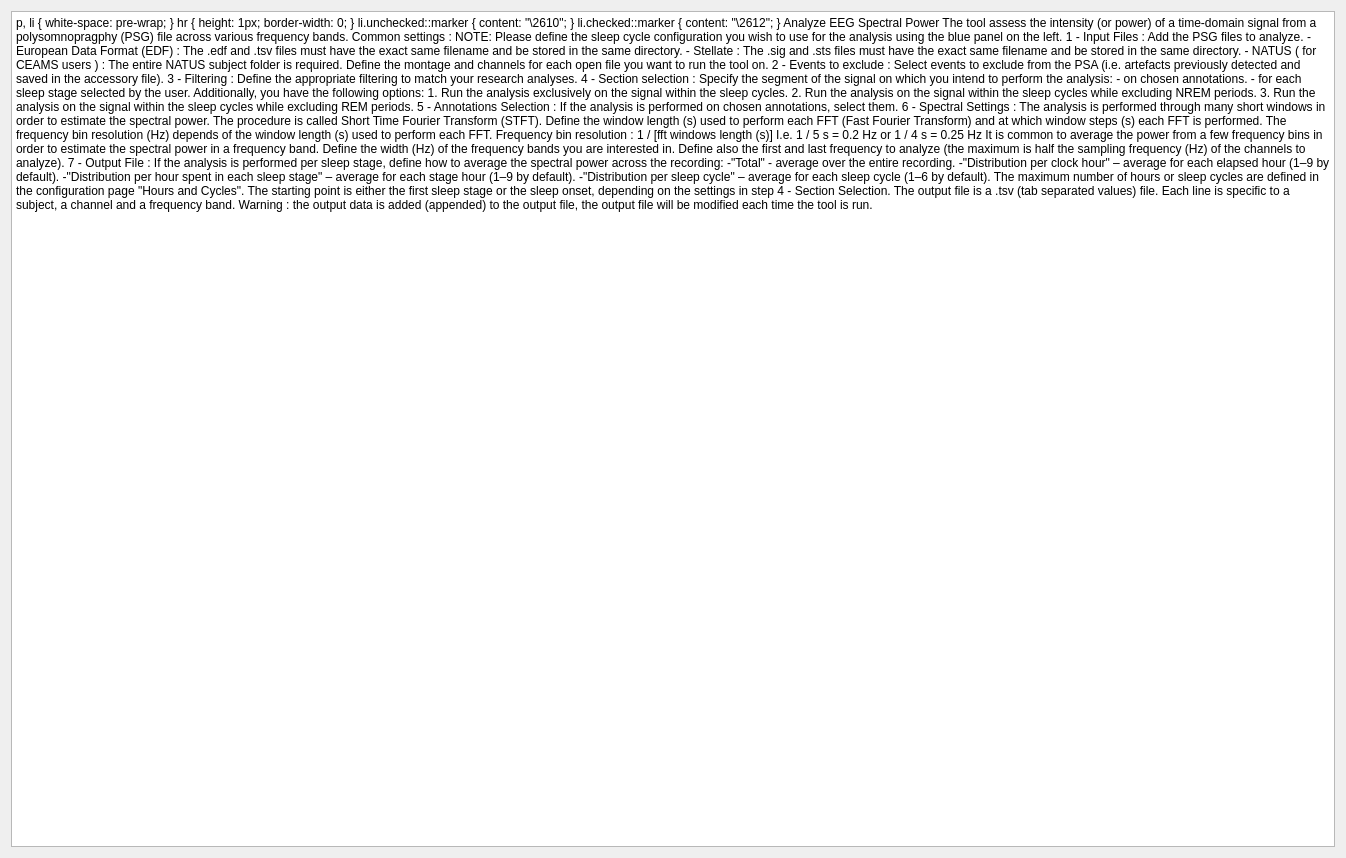
SnoozToolbox/snooz-package-ceams, file tools/CEAMSTools/PowerSpectralAnalysis/IntroStep/Ui_IntroStep.ui: the form before one commit.
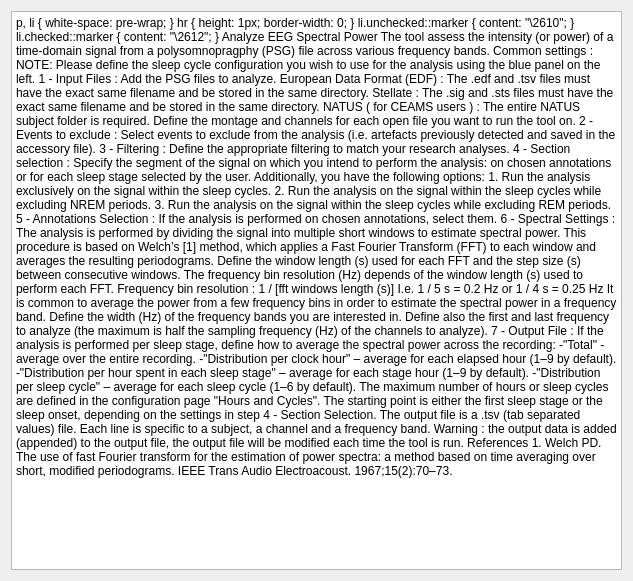
The form after the commit.

Commit message: Update the "EEG Spectral Power" UI to refer to Welch.

What changed in the file:
```diff
--- a/tools/CEAMSTools/PowerSpectralAnalysis/IntroStep/Ui_IntroStep.ui
+++ b/tools/CEAMSTools/PowerSpectralAnalysis/IntroStep/Ui_IntroStep.ui
@@ -6,8 +6,8 @@
    <rect>
     <x>0</x>
     <y>0</y>
-    <width>1346</width>
-    <height>858</height>
+    <width>633</width>
+    <height>581</height>
    </rect>
   </property>
   <property name="windowTitle">
@@ -36,56 +36,60 @@
 &lt;p style=&quot; margin-top:0px; margin-bottom:0px; margin-left:0px; margin-right:0px; -qt-block-indent:0; text-indent:0px;&quot;&gt;The tool assess the intensity (or power) of a time-domain signal from a polysomnopragphy (PSG) file across various frequency bands.&lt;/p&gt;
 &lt;p style=&quot;-qt-paragraph-type:empty; margin-top:0px; margin-bottom:0px; margin-left:0px; margin-right:0px; -qt-block-indent:0; text-indent:0px;&quot;&gt;&lt;br /&gt;&lt;/p&gt;
 &lt;p style=&quot; margin-top:0px; margin-bottom:0px; margin-left:0px; margin-right:0px; -qt-block-indent:0; text-indent:0px;&quot;&gt;Common settings : &lt;/p&gt;
-&lt;p style=&quot; margin-top:0px; margin-bottom:0px; margin-left:0px; margin-right:0px; -qt-block-indent:0; text-indent:0px;&quot;&gt;&lt;span style=&quot; font-weight:700; color:#ff0000;&quot;&gt;    NOTE:&lt;/span&gt;&lt;span style=&quot; color:#ff0000;&quot;&gt; Please define the sleep cycle configuration you wish to use for the analysis using the blue panel on the left.&lt;/span&gt;&lt;/p&gt;
+&lt;p style=&quot; margin-top:0px; margin-bottom:0px; margin-left:0px; margin-right:0px; -qt-block-indent:0; text-indent:0px;&quot;&gt;&lt;span style=&quot; font-weight:700; color:#ff0000;&quot;&gt;NOTE:&lt;/span&gt;&lt;span style=&quot; color:#ff0000;&quot;&gt; Please define the sleep cycle configuration you wish to use for the analysis using the blue panel on the left.&lt;/span&gt;&lt;/p&gt;
 &lt;p style=&quot;-qt-paragraph-type:empty; margin-top:0px; margin-bottom:0px; margin-left:0px; margin-right:0px; -qt-block-indent:0; text-indent:0px;&quot;&gt;&lt;br /&gt;&lt;/p&gt;
 &lt;p style=&quot; margin-top:0px; margin-bottom:0px; margin-left:0px; margin-right:0px; -qt-block-indent:0; text-indent:0px;&quot;&gt;&lt;span style=&quot; text-decoration: underline;&quot;&gt;1 - Input Files :&lt;/span&gt;&lt;/p&gt;
-&lt;p style=&quot; margin-top:0px; margin-bottom:0px; margin-left:0px; margin-right:0px; -qt-block-indent:0; text-indent:0px;&quot;&gt;    Add the PSG files to analyze.&lt;/p&gt;
-&lt;p style=&quot; margin-top:0px; margin-bottom:0px; margin-left:0px; margin-right:0px; -qt-block-indent:0; text-indent:0px;&quot;&gt;&lt;span style=&quot; font-family:'Roboto-Regular';&quot;&gt;   - European Data Format (EDF) : The .edf and .tsv files must have the exact same filename and be stored in the same directory.&lt;/span&gt;&lt;/p&gt;
-&lt;p style=&quot; margin-top:0px; margin-bottom:0px; margin-left:0px; margin-right:0px; -qt-block-indent:0; text-indent:0px;&quot;&gt;&lt;span style=&quot; font-family:'Roboto-Regular';&quot;&gt;   - Stellate : The .sig and .sts files must have the exact same filename and be stored in the same directory.&lt;/span&gt;&lt;/p&gt;
-&lt;p style=&quot; margin-top:0px; margin-bottom:0px; margin-left:0px; margin-right:0px; -qt-block-indent:0; text-indent:0px;&quot;&gt;&lt;span style=&quot; font-family:'Roboto-Regular';&quot;&gt;   - NATUS (&lt;/span&gt;&lt;span style=&quot; font-family:'Roboto-Regular'; font-style:italic;&quot;&gt;for CEAMS users&lt;/span&gt;&lt;span style=&quot; font-family:'Roboto-Regular';&quot;&gt;) : &lt;/span&gt;&lt;span style=&quot; font-family:'MS Shell Dlg 2';&quot;&gt; The entire NATUS subject folder is required.&lt;/span&gt;&lt;/p&gt;
-&lt;p style=&quot; margin-top:0px; margin-bottom:0px; margin-left:0px; margin-right:0px; -qt-block-indent:0; text-indent:0px;&quot;&gt;   Define the montage and channels for each open file you want to run the tool on.&lt;/p&gt;
+&lt;p style=&quot; margin-top:0px; margin-bottom:0px; margin-left:0px; margin-right:0px; -qt-block-indent:0; text-indent:0px;&quot;&gt;Add the PSG files to analyze.&lt;/p&gt;
+&lt;p style=&quot; margin-top:0px; margin-bottom:0px; margin-left:0px; margin-right:0px; -qt-block-indent:0; text-indent:0px;&quot;&gt;&lt;span style=&quot; font-family:'Roboto-Regular'; font-weight:700;&quot;&gt;European Data Format (EDF)&lt;/span&gt;&lt;span style=&quot; font-family:'Roboto-Regular';&quot;&gt; : The .edf and .tsv files must have the exact same filename and be stored in the same directory.&lt;/span&gt;&lt;/p&gt;
+&lt;p style=&quot; margin-top:0px; margin-bottom:0px; margin-left:0px; margin-right:0px; -qt-block-indent:0; text-indent:0px;&quot;&gt;&lt;span style=&quot; font-family:'Roboto-Regular'; font-weight:700;&quot;&gt;Stellate&lt;/span&gt;&lt;span style=&quot; font-family:'Roboto-Regular';&quot;&gt; : The .sig and .sts files must have the exact same filename and be stored in the same directory.&lt;/span&gt;&lt;/p&gt;
+&lt;p style=&quot; margin-top:0px; margin-bottom:0px; margin-left:0px; margin-right:0px; -qt-block-indent:0; text-indent:0px;&quot;&gt;&lt;span style=&quot; font-family:'Roboto-Regular'; font-weight:700;&quot;&gt;NATUS&lt;/span&gt;&lt;span style=&quot; font-family:'Roboto-Regular';&quot;&gt; (&lt;/span&gt;&lt;span style=&quot; font-family:'Roboto-Regular'; font-style:italic;&quot;&gt;for CEAMS users&lt;/span&gt;&lt;span style=&quot; font-family:'Roboto-Regular';&quot;&gt;) : &lt;/span&gt;&lt;span style=&quot; font-family:'MS Shell Dlg 2';&quot;&gt; The entire NATUS subject folder is required.&lt;/span&gt;&lt;/p&gt;
+&lt;p style=&quot; margin-top:0px; margin-bottom:0px; margin-left:0px; margin-right:0px; -qt-block-indent:0; text-indent:0px;&quot;&gt;Define the montage and channels for each open file you want to run the tool on.&lt;/p&gt;
 &lt;p style=&quot;-qt-paragraph-type:empty; margin-top:0px; margin-bottom:0px; margin-left:0px; margin-right:0px; -qt-block-indent:0; text-indent:0px;&quot;&gt;&lt;br /&gt;&lt;/p&gt;
 &lt;p style=&quot; margin-top:0px; margin-bottom:0px; margin-left:0px; margin-right:0px; -qt-block-indent:0; text-indent:0px;&quot;&gt;&lt;span style=&quot; text-decoration: underline;&quot;&gt;2 - Events to exclude :&lt;/span&gt;&lt;/p&gt;
-&lt;p style=&quot; margin-top:0px; margin-bottom:0px; margin-left:0px; margin-right:0px; -qt-block-indent:0; text-indent:0px;&quot;&gt;    Select events to exclude from the PSA (i.e. artefacts previously detected and saved in the accessory file).&lt;/p&gt;
+&lt;p style=&quot; margin-top:0px; margin-bottom:0px; margin-left:0px; margin-right:0px; -qt-block-indent:0; text-indent:0px;&quot;&gt;Select events to exclude from the analysis (i.e. artefacts previously detected and saved in the accessory file).&lt;/p&gt;
 &lt;p style=&quot;-qt-paragraph-type:empty; margin-top:0px; margin-bottom:0px; margin-left:0px; margin-right:0px; -qt-block-indent:0; text-indent:0px;&quot;&gt;&lt;br /&gt;&lt;/p&gt;
 &lt;p style=&quot; margin-top:0px; margin-bottom:0px; margin-left:0px; margin-right:0px; -qt-block-indent:0; text-indent:0px;&quot;&gt;&lt;span style=&quot; text-decoration: underline;&quot;&gt;3 - Filtering :&lt;/span&gt; &lt;/p&gt;
-&lt;p style=&quot; margin-top:0px; margin-bottom:0px; margin-left:0px; margin-right:0px; -qt-block-indent:0; text-indent:0px;&quot;&gt;    Define the appropriate filtering to match your research analyses.&lt;/p&gt;
+&lt;p style=&quot; margin-top:0px; margin-bottom:0px; margin-left:0px; margin-right:0px; -qt-block-indent:0; text-indent:0px;&quot;&gt;Define the appropriate filtering to match your research analyses.&lt;/p&gt;
 &lt;p style=&quot;-qt-paragraph-type:empty; margin-top:0px; margin-bottom:0px; margin-left:0px; margin-right:0px; -qt-block-indent:0; text-indent:0px;&quot;&gt;&lt;br /&gt;&lt;/p&gt;
 &lt;p style=&quot; margin-top:0px; margin-bottom:0px; margin-left:0px; margin-right:0px; -qt-block-indent:0; text-indent:0px;&quot;&gt;&lt;span style=&quot; text-decoration: underline;&quot;&gt;4 - Section selection :&lt;/span&gt; &lt;/p&gt;
-&lt;p style=&quot; margin-top:0px; margin-bottom:0px; margin-left:0px; margin-right:0px; -qt-block-indent:0; text-indent:0px;&quot;&gt;    Specify the segment of the signal on which you intend to perform the analysis:&lt;/p&gt;
-&lt;p style=&quot; margin-top:0px; margin-bottom:0px; margin-left:0px; margin-right:0px; -qt-block-indent:0; text-indent:0px;&quot;&gt;        - on chosen annotations.&lt;/p&gt;
-&lt;p style=&quot; margin-top:0px; margin-bottom:0px; margin-left:0px; margin-right:0px; -qt-block-indent:0; text-indent:0px;&quot;&gt;        - for each sleep stage selected by the user.&lt;/p&gt;
-&lt;p style=&quot; margin-top:0px; margin-bottom:0px; margin-left:0px; margin-right:0px; -qt-block-indent:0; text-indent:0px;&quot;&gt;    Additionally, you have the following options:&lt;/p&gt;
-&lt;p style=&quot; margin-top:0px; margin-bottom:0px; margin-left:0px; margin-right:0px; -qt-block-indent:0; text-indent:0px;&quot;&gt;        1. Run the analysis exclusively on the signal within the sleep cycles.&lt;/p&gt;
-&lt;p style=&quot; margin-top:0px; margin-bottom:0px; margin-left:0px; margin-right:0px; -qt-block-indent:0; text-indent:0px;&quot;&gt;        2. Run the analysis on the signal within the sleep cycles while excluding NREM periods.&lt;/p&gt;
-&lt;p style=&quot; margin-top:0px; margin-bottom:0px; margin-left:0px; margin-right:0px; -qt-block-indent:0; text-indent:0px;&quot;&gt;        3. Run the analysis on the signal within the sleep cycles while excluding REM periods.&lt;/p&gt;
+&lt;p style=&quot; margin-top:0px; margin-bottom:0px; margin-left:0px; margin-right:0px; -qt-block-indent:0; text-indent:0px;&quot;&gt;Specify the segment of the signal on which you intend to perform the analysis:&lt;/p&gt;
+&lt;p style=&quot; margin-top:0px; margin-bottom:0px; margin-left:0px; margin-right:0px; -qt-block-indent:0; text-indent:0px;&quot;&gt;on chosen annotations or for each sleep stage selected by the user.&lt;/p&gt;
+&lt;p style=&quot;-qt-paragraph-type:empty; margin-top:0px; margin-bottom:0px; margin-left:0px; margin-right:0px; -qt-block-indent:0; text-indent:0px;&quot;&gt;&lt;br /&gt;&lt;/p&gt;
+&lt;p style=&quot; margin-top:0px; margin-bottom:0px; margin-left:0px; margin-right:0px; -qt-block-indent:0; text-indent:0px;&quot;&gt;Additionally, you have the following options:&lt;/p&gt;
+&lt;p style=&quot; margin-top:0px; margin-bottom:0px; margin-left:0px; margin-right:0px; -qt-block-indent:0; text-indent:0px;&quot;&gt;1. Run the analysis exclusively on the signal within the sleep cycles.&lt;/p&gt;
+&lt;p style=&quot; margin-top:0px; margin-bottom:0px; margin-left:0px; margin-right:0px; -qt-block-indent:0; text-indent:0px;&quot;&gt;2. Run the analysis on the signal within the sleep cycles while excluding NREM periods.&lt;/p&gt;
+&lt;p style=&quot; margin-top:0px; margin-bottom:0px; margin-left:0px; margin-right:0px; -qt-block-indent:0; text-indent:0px;&quot;&gt;3. Run the analysis on the signal within the sleep cycles while excluding REM periods.&lt;/p&gt;
 &lt;p style=&quot;-qt-paragraph-type:empty; margin-top:0px; margin-bottom:0px; margin-left:0px; margin-right:0px; -qt-block-indent:0; text-indent:0px;&quot;&gt;&lt;br /&gt;&lt;/p&gt;
 &lt;p style=&quot; margin-top:0px; margin-bottom:0px; margin-left:0px; margin-right:0px; -qt-block-indent:0; text-indent:0px;&quot;&gt;&lt;span style=&quot; text-decoration: underline;&quot;&gt;5 - Annotations Selection : &lt;/span&gt;&lt;/p&gt;
-&lt;p style=&quot; margin-top:0px; margin-bottom:0px; margin-left:0px; margin-right:0px; -qt-block-indent:0; text-indent:0px;&quot;&gt;    If the analysis is performed on chosen annotations, select them.&lt;/p&gt;
+&lt;p style=&quot; margin-top:0px; margin-bottom:0px; margin-left:0px; margin-right:0px; -qt-block-indent:0; text-indent:0px;&quot;&gt;If the analysis is performed on chosen annotations, select them.&lt;/p&gt;
 &lt;p style=&quot;-qt-paragraph-type:empty; margin-top:0px; margin-bottom:0px; margin-left:0px; margin-right:0px; -qt-block-indent:0; text-indent:0px;&quot;&gt;&lt;br /&gt;&lt;/p&gt;
 &lt;p style=&quot; margin-top:0px; margin-bottom:0px; margin-left:0px; margin-right:0px; -qt-block-indent:0; text-indent:0px;&quot;&gt;&lt;span style=&quot; text-decoration: underline;&quot;&gt;6 - Spectral Settings :&lt;/span&gt;&lt;/p&gt;
-&lt;p style=&quot; margin-top:0px; margin-bottom:0px; margin-left:0px; margin-right:0px; -qt-block-indent:0; text-indent:0px;&quot;&gt;    The analysis is performed through many short windows in order to estimate the spectral power.  The procedure is called Short Time Fourier Transform (STFT).&lt;/p&gt;
-&lt;p style=&quot; margin-top:0px; margin-bottom:0px; margin-left:0px; margin-right:0px; -qt-block-indent:0; text-indent:0px;&quot;&gt;    Define the window length (s) used to perform each FFT (Fast Fourier Transform) and at which window steps (s) each FFT is performed.&lt;/p&gt;
-&lt;p style=&quot; margin-top:0px; margin-bottom:0px; margin-left:0px; margin-right:0px; -qt-block-indent:0; text-indent:0px;&quot;&gt;    The frequency bin resolution (Hz) depends of the window length (s) used to perform each FFT.&lt;/p&gt;
-&lt;p style=&quot; margin-top:0px; margin-bottom:0px; margin-left:0px; margin-right:0px; -qt-block-indent:0; text-indent:0px;&quot;&gt;    Frequency bin resolution : 1 / [fft windows length (s)]&lt;/p&gt;
-&lt;p style=&quot; margin-top:0px; margin-bottom:0px; margin-left:0px; margin-right:0px; -qt-block-indent:0; text-indent:0px;&quot;&gt;        I.e. 1 / 5 s = 0.2 Hz or 1 / 4 s = 0.25 Hz&lt;/p&gt;
+&lt;p style=&quot; margin-top:0px; margin-bottom:0px; margin-left:0px; margin-right:0px; -qt-block-indent:0; text-indent:0px;&quot;&gt;The analysis is performed by dividing the signal into multiple short windows to estimate spectral power. &lt;br /&gt;This procedure is based on Welch’s [1] method, which applies a Fast Fourier Transform (FFT) to each window and averages the resulting periodograms.&lt;/p&gt;
+&lt;p style=&quot; margin-top:0px; margin-bottom:0px; margin-left:0px; margin-right:0px; -qt-block-indent:0; text-indent:0px;&quot;&gt;Define the window length (s) used for each FFT and the step size (s) between consecutive windows.&lt;/p&gt;
 &lt;p style=&quot;-qt-paragraph-type:empty; margin-top:0px; margin-bottom:0px; margin-left:0px; margin-right:0px; -qt-block-indent:0; text-indent:0px;&quot;&gt;&lt;br /&gt;&lt;/p&gt;
-&lt;p style=&quot; margin-top:0px; margin-bottom:0px; margin-left:0px; margin-right:0px; -qt-block-indent:0; text-indent:0px;&quot;&gt;    It is common to average the power from a few frequency bins in order to estimate the spectral power in a frequency band.&lt;/p&gt;
-&lt;p style=&quot; margin-top:0px; margin-bottom:0px; margin-left:0px; margin-right:0px; -qt-block-indent:0; text-indent:0px;&quot;&gt;    Define the width (Hz) of the frequency bands you are interested in. &lt;/p&gt;
-&lt;p style=&quot; margin-top:0px; margin-bottom:0px; margin-left:0px; margin-right:0px; -qt-block-indent:0; text-indent:0px;&quot;&gt;    Define also the first and last frequency to analyze (the maximum is half the sampling frequency (Hz) of the channels to analyze).&lt;/p&gt;
+&lt;p style=&quot; margin-top:0px; margin-bottom:0px; margin-left:0px; margin-right:0px; -qt-block-indent:0; text-indent:0px;&quot;&gt;The frequency bin resolution (Hz) depends of the window length (s) used to perform each FFT.&lt;/p&gt;
+&lt;p style=&quot; margin-top:0px; margin-bottom:0px; margin-left:0px; margin-right:0px; -qt-block-indent:0; text-indent:0px;&quot;&gt;Frequency bin resolution : 1 / [fft windows length (s)]&lt;/p&gt;
+&lt;p style=&quot; margin-top:0px; margin-bottom:0px; margin-left:0px; margin-right:0px; -qt-block-indent:0; text-indent:0px;&quot;&gt;I.e. 1 / 5 s = 0.2 Hz or 1 / 4 s = 0.25 Hz&lt;/p&gt;
+&lt;p style=&quot;-qt-paragraph-type:empty; margin-top:0px; margin-bottom:0px; margin-left:0px; margin-right:0px; -qt-block-indent:0; text-indent:0px;&quot;&gt;&lt;br /&gt;&lt;/p&gt;
+&lt;p style=&quot; margin-top:0px; margin-bottom:0px; margin-left:0px; margin-right:0px; -qt-block-indent:0; text-indent:0px;&quot;&gt;It is common to average the power from a few frequency bins in order to estimate the spectral power in a frequency band.&lt;/p&gt;
+&lt;p style=&quot; margin-top:0px; margin-bottom:0px; margin-left:0px; margin-right:0px; -qt-block-indent:0; text-indent:0px;&quot;&gt;Define the width (Hz) of the frequency bands you are interested in. &lt;/p&gt;
+&lt;p style=&quot; margin-top:0px; margin-bottom:0px; margin-left:0px; margin-right:0px; -qt-block-indent:0; text-indent:0px;&quot;&gt;Define also the first and last frequency to analyze (the maximum is half the sampling frequency (Hz) of the channels to analyze).&lt;/p&gt;
 &lt;p style=&quot;-qt-paragraph-type:empty; margin-top:0px; margin-bottom:0px; margin-left:0px; margin-right:0px; -qt-block-indent:0; text-indent:0px;&quot;&gt;&lt;br /&gt;&lt;/p&gt;
 &lt;p style=&quot; margin-top:0px; margin-bottom:0px; margin-left:0px; margin-right:0px; -qt-block-indent:0; text-indent:0px;&quot;&gt;&lt;span style=&quot; text-decoration: underline;&quot;&gt;7 - Output File :&lt;/span&gt;&lt;/p&gt;
-&lt;p style=&quot; margin-top:0px; margin-bottom:0px; margin-left:0px; margin-right:0px; -qt-block-indent:0; text-indent:0px;&quot;&gt;    If the analysis is performed per sleep stage, define how to average the spectral power across the recording:&lt;/p&gt;
-&lt;p style=&quot; margin-top:0px; margin-bottom:0px; margin-left:0px; margin-right:0px; -qt-block-indent:0; text-indent:0px;&quot;&gt;            -&amp;quot;Total&amp;quot; - average over the entire recording.&lt;/p&gt;
-&lt;p style=&quot; margin-top:0px; margin-bottom:0px; margin-left:0px; margin-right:0px; -qt-block-indent:0; text-indent:0px;&quot;&gt;            -&amp;quot;Distribution per clock hour&amp;quot; – average for each elapsed hour (1–9 by default).&lt;/p&gt;
-&lt;p style=&quot; margin-top:0px; margin-bottom:0px; margin-left:0px; margin-right:0px; -qt-block-indent:0; text-indent:0px;&quot;&gt;            -&amp;quot;Distribution per hour spent in each sleep stage&amp;quot; – average for each stage hour (1–9 by default).&lt;/p&gt;
-&lt;p style=&quot; margin-top:0px; margin-bottom:0px; margin-left:0px; margin-right:0px; -qt-block-indent:0; text-indent:0px;&quot;&gt;            -&amp;quot;Distribution per sleep cycle&amp;quot; – average for each sleep cycle (1–6 by default).&lt;/p&gt;
-&lt;p style=&quot; margin-top:0px; margin-bottom:0px; margin-left:0px; margin-right:0px; -qt-block-indent:0; text-indent:0px;&quot;&gt;            &lt;span style=&quot; font-style:italic;&quot;&gt;The maximum number of hours or sleep cycles are defined in the configuration page &amp;quot;Hours and Cycles&amp;quot;.&lt;/span&gt;&lt;/p&gt;
-&lt;p style=&quot; margin-top:0px; margin-bottom:0px; margin-left:0px; margin-right:0px; -qt-block-indent:0; text-indent:0px;&quot;&gt;            &lt;span style=&quot; font-style:italic;&quot;&gt;The starting point is either the first sleep stage or the sleep onset, depending on the settings in step 4 - Section Selection.&lt;/span&gt;&lt;/p&gt;
+&lt;p style=&quot; margin-top:0px; margin-bottom:0px; margin-left:0px; margin-right:0px; -qt-block-indent:0; text-indent:0px;&quot;&gt;If the analysis is performed per sleep stage, define how to average the spectral power across the recording:&lt;/p&gt;
+&lt;p style=&quot; margin-top:0px; margin-bottom:0px; margin-left:0px; margin-right:0px; -qt-block-indent:0; text-indent:0px;&quot;&gt;-&amp;quot;Total&amp;quot; - average over the entire recording.&lt;/p&gt;
+&lt;p style=&quot; margin-top:0px; margin-bottom:0px; margin-left:0px; margin-right:0px; -qt-block-indent:0; text-indent:0px;&quot;&gt;-&amp;quot;Distribution per clock hour&amp;quot; – average for each elapsed hour (1–9 by default).&lt;/p&gt;
+&lt;p style=&quot; margin-top:0px; margin-bottom:0px; margin-left:0px; margin-right:0px; -qt-block-indent:0; text-indent:0px;&quot;&gt;-&amp;quot;Distribution per hour spent in each sleep stage&amp;quot; – average for each stage hour (1–9 by default).&lt;/p&gt;
+&lt;p style=&quot; margin-top:0px; margin-bottom:0px; margin-left:0px; margin-right:0px; -qt-block-indent:0; text-indent:0px;&quot;&gt;-&amp;quot;Distribution per sleep cycle&amp;quot; – average for each sleep cycle (1–6 by default).&lt;/p&gt;
+&lt;p style=&quot; margin-top:0px; margin-bottom:0px; margin-left:0px; margin-right:0px; -qt-block-indent:0; text-indent:0px;&quot;&gt;&lt;span style=&quot; font-style:italic;&quot;&gt;The maximum number of hours or sleep cycles are defined in the configuration page &amp;quot;Hours and Cycles&amp;quot;.&lt;/span&gt;&lt;/p&gt;
+&lt;p style=&quot; margin-top:0px; margin-bottom:0px; margin-left:0px; margin-right:0px; -qt-block-indent:0; text-indent:0px;&quot;&gt;&lt;span style=&quot; font-style:italic;&quot;&gt;The starting point is either the first sleep stage or the sleep onset, depending on the settings in step 4 - Section Selection.&lt;/span&gt;&lt;/p&gt;
 &lt;p style=&quot; margin-top:0px; margin-bottom:0px; margin-left:0px; margin-right:0px; -qt-block-indent:0; text-indent:0px;&quot;&gt;    &lt;/p&gt;
-&lt;p style=&quot; margin-top:0px; margin-bottom:0px; margin-left:0px; margin-right:0px; -qt-block-indent:0; text-indent:0px;&quot;&gt;    The output file is a .tsv (tab separated values) file. Each line is specific to a subject, a channel and a frequency band. &lt;/p&gt;
-&lt;p style=&quot; margin-top:0px; margin-bottom:0px; margin-left:0px; margin-right:0px; -qt-block-indent:0; text-indent:0px;&quot;&gt;    Warning : the output data is added (appended) to the output file, the output file will be modified each time the tool is run.&lt;/p&gt;
-&lt;p style=&quot;-qt-paragraph-type:empty; margin-top:0px; margin-bottom:0px; margin-left:0px; margin-right:0px; -qt-block-indent:0; text-indent:0px;&quot;&gt;&lt;br /&gt;&lt;/p&gt;&lt;/body&gt;&lt;/html&gt;</string>
+&lt;p style=&quot; margin-top:0px; margin-bottom:0px; margin-left:0px; margin-right:0px; -qt-block-indent:0; text-indent:0px;&quot;&gt;The output file is a .tsv (tab separated values) file. Each line is specific to a subject, a channel and a frequency band. &lt;/p&gt;
+&lt;p style=&quot;-qt-paragraph-type:empty; margin-top:0px; margin-bottom:0px; margin-left:0px; margin-right:0px; -qt-block-indent:0; text-indent:0px;&quot;&gt;&lt;br /&gt;&lt;/p&gt;
+&lt;p style=&quot; margin-top:0px; margin-bottom:0px; margin-left:0px; margin-right:0px; -qt-block-indent:0; text-indent:0px;&quot;&gt;Warning : the output data is added (appended) to the output file, the output file will be modified each time the tool is run.&lt;/p&gt;
+&lt;p style=&quot;-qt-paragraph-type:empty; margin-top:0px; margin-bottom:0px; margin-left:0px; margin-right:0px; -qt-block-indent:0; text-indent:0px;&quot;&gt;&lt;br /&gt;&lt;/p&gt;
+&lt;p style=&quot; margin-top:0px; margin-bottom:0px; margin-left:0px; margin-right:0px; -qt-block-indent:0; text-indent:0px;&quot;&gt;&lt;span style=&quot; font-weight:700;&quot;&gt;References&lt;/span&gt;&lt;/p&gt;
+&lt;p style=&quot; margin-top:0px; margin-bottom:0px; margin-left:0px; margin-right:0px; -qt-block-indent:0; text-indent:0px;&quot;&gt;1. Welch PD. The use of fast Fourier transform for the estimation of power spectra: a method based on time averaging over short, modified periodograms. IEEE Trans Audio Electroacoust. 1967;15(2):70–73.&lt;/p&gt;&lt;/body&gt;&lt;/html&gt;</string>
      </property>
     </widget>
    </item>
```
The commit also changes 3 other files.
